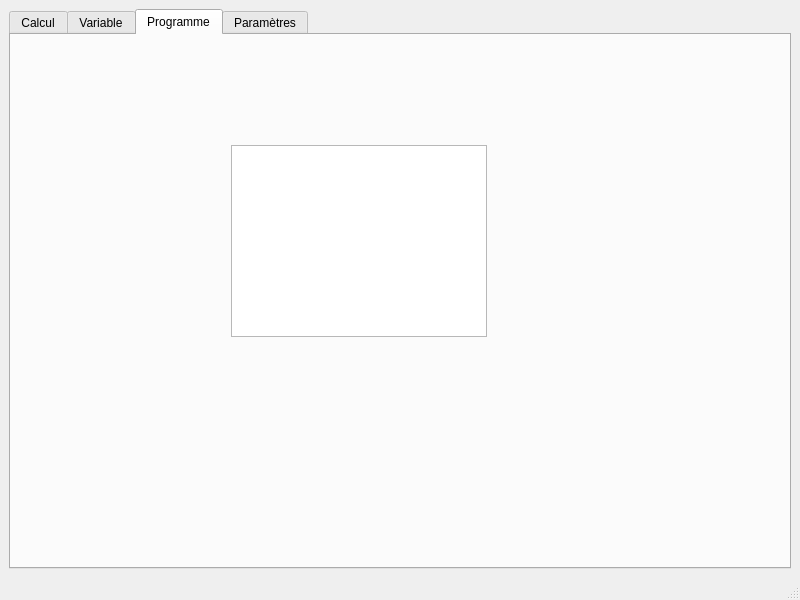
The window that mainwindow.ui (doremiiy/LO21_UTCalculator) describes before a commit, drawn with Qt 5.
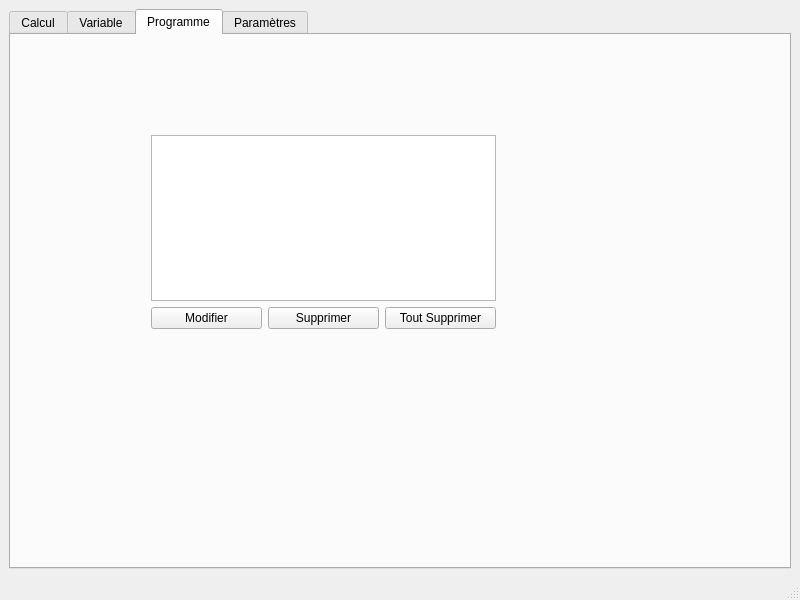
The same window after the commit. The open tabs and pages were chosen to show the change.

Patch:
```diff
--- a/mainwindow.ui
+++ b/mainwindow.ui
@@ -249,15 +249,45 @@
        <attribute name="title">
         <string>Programme</string>
        </attribute>
-       <widget class="QTableWidget" name="vueProg">
+       <widget class="QWidget" name="verticalLayoutWidget_3">
         <property name="geometry">
          <rect>
-          <x>220</x>
-          <y>110</y>
-          <width>256</width>
-          <height>192</height>
+          <x>140</x>
+          <y>100</y>
+          <width>345</width>
+          <height>194</height>
          </rect>
         </property>
+        <layout class="QVBoxLayout" name="verticalLayout_8">
+         <item>
+          <widget class="QTableWidget" name="vueProg"/>
+         </item>
+         <item>
+          <layout class="QHBoxLayout" name="horizontalLayout_4">
+           <item>
+            <widget class="QPushButton" name="pushButton_2">
+             <property name="text">
+              <string>Modifier</string>
+             </property>
+            </widget>
+           </item>
+           <item>
+            <widget class="QPushButton" name="suprimerProg">
+             <property name="text">
+              <string>Supprimer</string>
+             </property>
+            </widget>
+           </item>
+           <item>
+            <widget class="QPushButton" name="toutSupprimerProg">
+             <property name="text">
+              <string>Tout Supprimer</string>
+             </property>
+            </widget>
+           </item>
+          </layout>
+         </item>
+        </layout>
        </widget>
       </widget>
       <widget class="QWidget" name="parametres">
```
Left out of the diff: 2 changed lines with no effect on the pictures.
